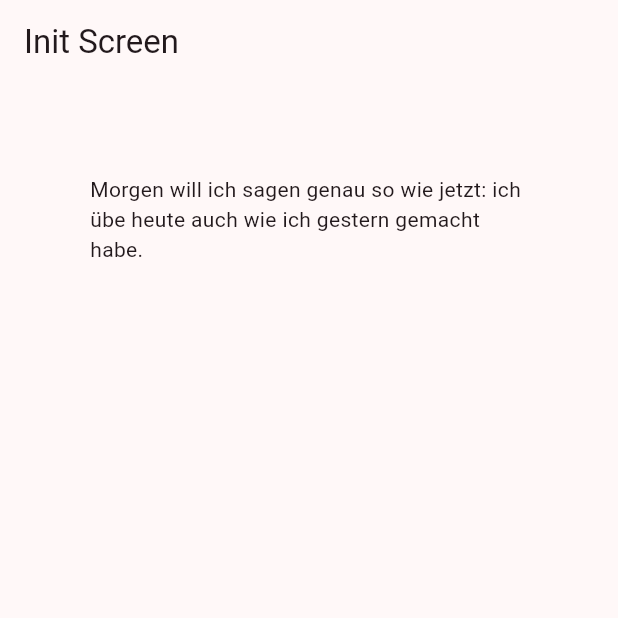
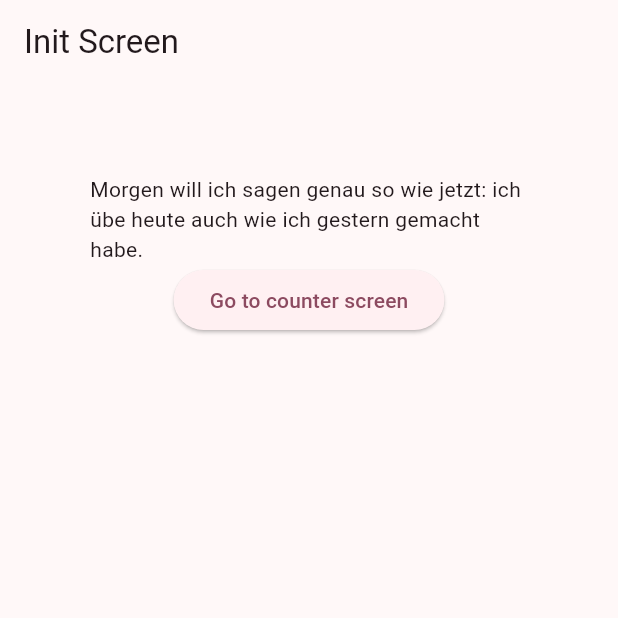
Before and after one commit to IRUKEKKACHI/20250604, a Flutter app: the screen it shows after launch, on a phone screen of 412 x 824 dp, the top half of it. Run offline on Flutter 3.47's test engine with Material 3 defaults, Android fonts, the phone set to English and light mode, and no system bars.

Commit message:
feature: add counter screeen and route it

```diff
--- a/lib/main.dart
+++ b/lib/main.dart
@@ -1,4 +1,5 @@
 import 'package:flutter/material.dart';
+import 'package:p_20250604/screens/counter_screen.dart';
 import 'package:p_20250604/screens/init_screen.dart';
 
 void main() {
@@ -20,6 +21,7 @@ class UebungMachtMeister extends StatelessWidget {
       initialRoute: '/',
       routes: {
         '/': (context) => InitScreen(),
+        '/counter': (context) => CounterScreen(),
       },
     );
   }
--- a/lib/screens/init_screen.dart
+++ b/lib/screens/init_screen.dart
@@ -16,6 +16,13 @@ class InitScreen extends StatelessWidget {
               children: [
                 Text(
                     'Morgen will ich sagen genau so wie jetzt: ich übe heute auch wie ich gestern gemacht habe.'),
+                ElevatedButton(
+                  key: Key('navigateToCounterScreenButton'),
+                  onPressed: () {
+                    Navigator.pushNamed(context, '/counter');
+                  },
+                  child: Text('Go to counter screen'),
+                )
               ],
             ))));
   }
```
Also changed, not shown: lib/screens/counter_screen.dart (added, +40 -0 lines), 1 other file.
